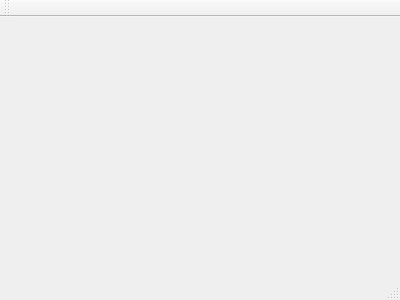
Before: the Qt Designer form mainwindow.ui in Malorn44/NurikabeMaker, drawn with Qt 5.
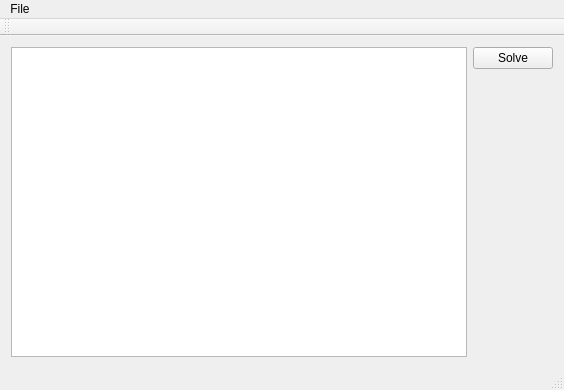
After: the same form once the commit is applied. Icons and pictures are not drawn.

```diff
--- a/mainwindow.ui
+++ b/mainwindow.ui
@@ -1,24 +1,87 @@
 <ui version="4.0">
  <class>MainWindow</class>
- <widget class="QMainWindow" name="MainWindow" >
-  <property name="geometry" >
+ <widget class="QMainWindow" name="MainWindow">
+  <property name="geometry">
    <rect>
     <x>0</x>
     <y>0</y>
-    <width>400</width>
-    <height>300</height>
+    <width>564</width>
+    <height>390</height>
    </rect>
   </property>
   <property name="windowTitle" >
    <string>MainWindow</string>
   </property>
-  <widget class="QMenuBar" name="menuBar" />
-  <widget class="QToolBar" name="mainToolBar" />
-  <widget class="QWidget" name="centralWidget" />
-  <widget class="QStatusBar" name="statusBar" />
+  <widget class="QWidget" name="centralWidget">
+   <layout class="QHBoxLayout" name="horizontalLayout">
+    <item>
+     <widget class="QTableWidget" name="Board"/>
+    </item>
+    <item>
+     <layout class="QVBoxLayout" name="verticalLayout">
+      <item>
+       <widget class="QPushButton" name="pushButton">
+        <property name="text">
+         <string>Solve</string>
+        </property>
+       </widget>
+      </item>
+      <item>
+       <spacer name="verticalSpacer">
+        <property name="orientation">
+         <enum>Qt::Vertical</enum>
+        </property>
+        <property name="sizeHint" stdset="0">
+         <size>
+          <width>20</width>
+          <height>40</height>
+         </size>
+        </property>
+       </spacer>
+      </item>
+     </layout>
+    </item>
+   </layout>
+  </widget>
+  <widget class="QMenuBar" name="menuBar">
+   <property name="geometry">
+    <rect>
+     <x>0</x>
+     <y>0</y>
+     <width>564</width>
+     <height>21</height>
+    </rect>
+   </property>
+   <widget class="QMenu" name="menuFile">
+    <property name="title">
+     <string>File</string>
+    </property>
+    <addaction name="actionLoad"/>
+   </widget>
+   <addaction name="menuFile"/>
+  </widget>
+  <widget class="QToolBar" name="mainToolBar">
+   <attribute name="toolBarArea">
+    <enum>TopToolBarArea</enum>
+   </attribute>
+   <attribute name="toolBarBreak">
+    <bool>false</bool>
+   </attribute>
+  </widget>
+  <widget class="QStatusBar" name="statusBar"/>
+  <action name="actionLoad">
+   <property name="icon">
+    <iconset resource="assets.qrc">
+     <normaloff>:/icon/assets/load_file.svg</normaloff>:/icon/assets/load_file.svg</iconset>
+   </property>
+   <property name="text">
+    <string>Load</string>
+   </property>
+  </action>
  </widget>
- <layoutDefault spacing="6" margin="11" />
- <pixmapfunction></pixmapfunction>
- <resources/>
+ <layoutdefault spacing="6" margin="11"/>
+ <resources>
+  <include location="assets.qrc"/>
+ </resources>
  <connections/>
 </ui>
```
Left out of the diff: 3 changed lines with no effect on the pictures.
